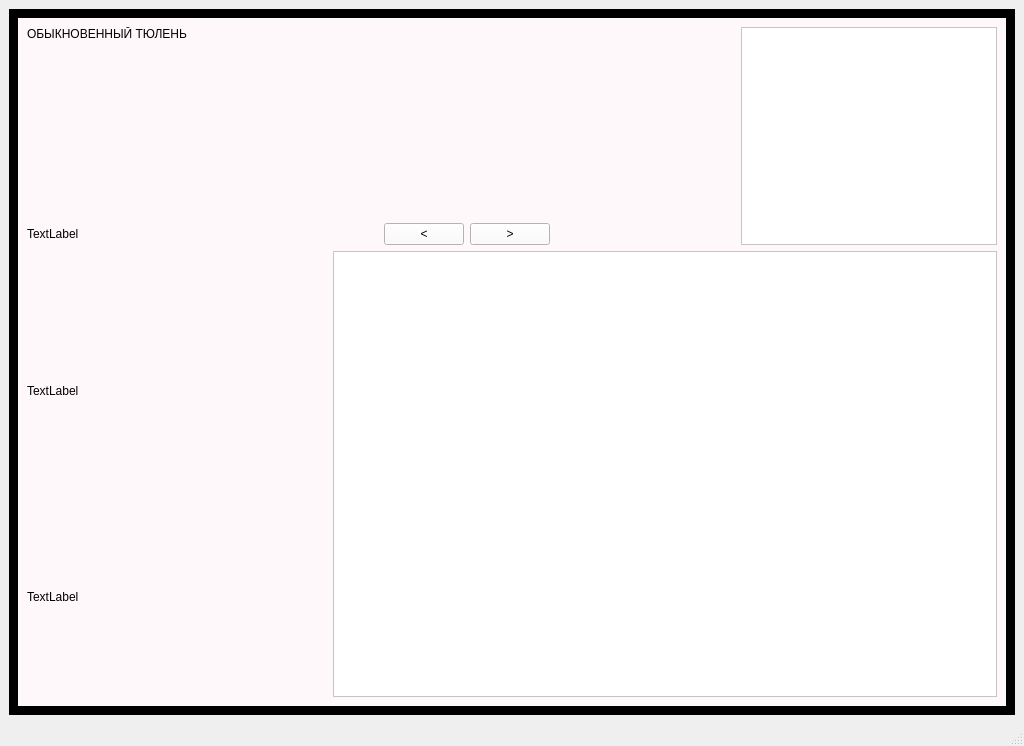
The window that redbook.ui (dpq/gaia) describes before a commit, drawn with Qt 5.
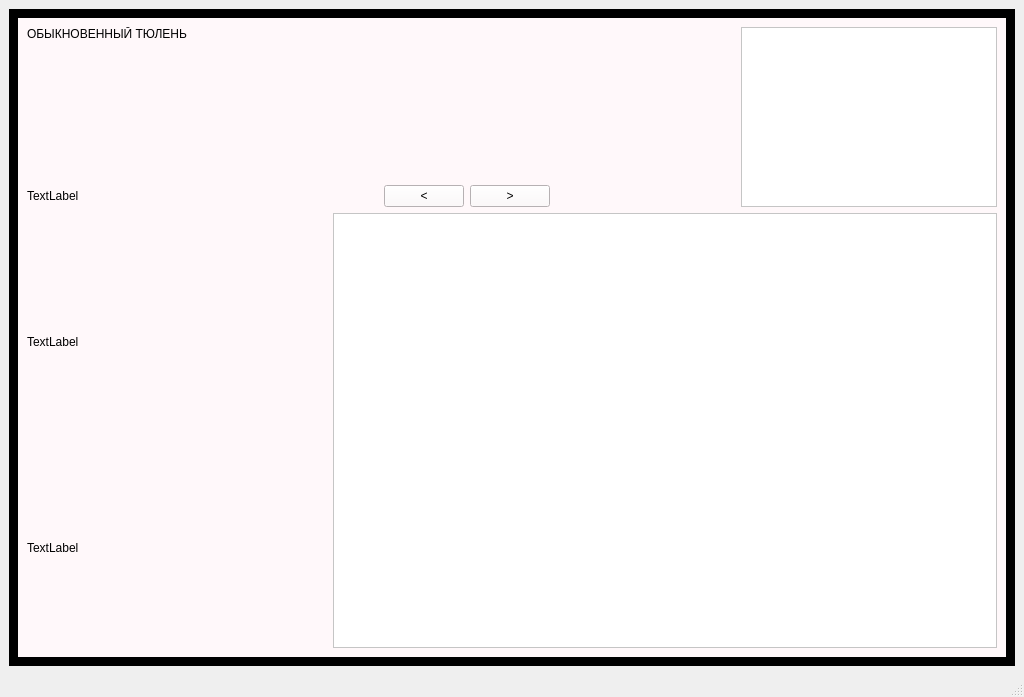
The same window after the commit. Icons and pictures are not drawn.

Commit message: Fixed the UI file and adjusted all widget names. Now only the editing part remains.

```diff
--- a/redbook.ui
+++ b/redbook.ui
@@ -6,7 +6,7 @@
     <x>0</x>
     <y>0</y>
     <width>1024</width>
-    <height>746</height>
+    <height>697</height>
    </rect>
   </property>
   <property name="windowTitle" >
@@ -16,9 +16,9 @@
    <property name="geometry" >
     <rect>
      <x>0</x>
-     <y>27</y>
+     <y>30</y>
      <width>1024</width>
-     <height>695</height>
+     <height>644</height>
     </rect>
    </property>
    <layout class="QGridLayout" >
@@ -438,8 +438,8 @@
         <rect>
          <x>0</x>
          <y>0</y>
-         <width>1016</width>
-         <height>687</height>
+         <width>1006</width>
+         <height>626</height>
         </rect>
        </property>
        <layout class="QVBoxLayout" >
@@ -450,11 +450,11 @@
             <property name="styleSheet" >
              <string notr="true" >background-color: rgb(255, 248, 250);</string>
             </property>
-            <layout class="QVBoxLayout" name="verticalLayout_4" >
+            <layout class="QVBoxLayout" >
              <item>
-              <layout class="QHBoxLayout" name="horizontalLayout_4" >
+              <layout class="QHBoxLayout" >
                <item>
-                <layout class="QGridLayout" name="gridLayout" >
+                <layout class="QGridLayout" >
                  <item row="0" column="0" colspan="2" >
                   <widget class="QLabel" name="label_5" >
                    <property name="sizePolicy" >
@@ -472,7 +472,7 @@
                   </widget>
                  </item>
                  <item row="1" column="0" colspan="2" >
-                  <spacer name="verticalSpacer" >
+                  <spacer>
                    <property name="orientation" >
                     <enum>Qt::Vertical</enum>
                    </property>
@@ -485,7 +485,7 @@
                   </spacer>
                  </item>
                  <item row="2" column="0" >
-                  <widget class="QLabel" name="label_6" >
+                  <widget class="QLabel" name="commentLabel" >
                    <property name="styleSheet" >
                     <string notr="true" >font: 12pt "Sans Serif";</string>
                    </property>
@@ -495,9 +495,9 @@
                   </widget>
                  </item>
                  <item row="2" column="1" >
-                  <layout class="QHBoxLayout" name="horizontalLayout_2" >
+                  <layout class="QHBoxLayout" >
                    <item>
-                    <widget class="QPushButton" name="pushButton" >
+                    <widget class="QPushButton" name="prevButton" >
                      <property name="sizePolicy" >
                       <sizepolicy vsizetype="Fixed" hsizetype="Fixed" >
                        <horstretch>0</horstretch>
@@ -510,7 +510,7 @@
                     </widget>
                    </item>
                    <item>
-                    <widget class="QPushButton" name="pushButton_2" >
+                    <widget class="QPushButton" name="nextButton" >
                      <property name="sizePolicy" >
                       <sizepolicy vsizetype="Fixed" hsizetype="Fixed" >
                        <horstretch>0</horstretch>
@@ -523,7 +523,7 @@
                     </widget>
                    </item>
                    <item>
-                    <spacer name="horizontalSpacer" >
+                    <spacer>
                      <property name="orientation" >
                       <enum>Qt::Horizontal</enum>
                      </property>
@@ -540,7 +540,7 @@
                 </layout>
                </item>
                <item>
-                <widget class="QListWidget" name="listWidget" >
+                <widget class="QListWidget" name="sectionList" >
                  <property name="sizePolicy" >
                   <sizepolicy vsizetype="Expanding" hsizetype="Preferred" >
                    <horstretch>0</horstretch>
@@ -555,11 +555,11 @@
               </layout>
              </item>
              <item>
-              <layout class="QHBoxLayout" name="horizontalLayout_3" >
+              <layout class="QHBoxLayout" >
                <item>
-                <layout class="QVBoxLayout" name="verticalLayout_6" >
+                <layout class="QVBoxLayout" >
                  <item>
-                  <spacer name="verticalSpacer_2" >
+                  <spacer>
                    <property name="orientation" >
                     <enum>Qt::Vertical</enum>
                    </property>
@@ -572,9 +572,9 @@
                   </spacer>
                  </item>
                  <item>
-                  <layout class="QVBoxLayout" name="verticalLayout_5" >
+                  <layout class="QVBoxLayout" >
                    <item>
-                    <widget class="QLabel" name="label_7" >
+                    <widget class="QLabel" name="photoLabel" >
                      <property name="sizePolicy" >
                       <sizepolicy vsizetype="Fixed" hsizetype="Fixed" >
                        <horstretch>0</horstretch>
@@ -599,7 +599,7 @@
                     </widget>
                    </item>
                    <item>
-                    <widget class="QLabel" name="label_8" >
+                    <widget class="QLabel" name="arealLabel" >
                      <property name="sizePolicy" >
                       <sizepolicy vsizetype="Fixed" hsizetype="Fixed" >
                        <horstretch>0</horstretch>
@@ -628,7 +628,7 @@
                 </layout>
                </item>
                <item>
-                <widget class="QTextBrowser" name="textBrowser" >
+                <widget class="QTextBrowser" name="articleBrowser" >
                  <property name="sizePolicy" >
                   <sizepolicy vsizetype="Expanding" hsizetype="Expanding" >
                    <horstretch>0</horstretch>
@@ -667,9 +667,9 @@
    <property name="geometry" >
     <rect>
      <x>0</x>
-     <y>722</y>
+     <y>674</y>
      <width>1024</width>
-     <height>24</height>
+     <height>23</height>
     </rect>
    </property>
   </widget>
```
Left out of the diff: 61 changed lines with no effect on the pictures.
